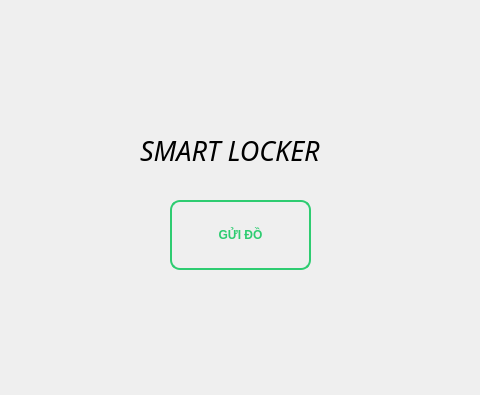
Old version of the form app/ui/MODE_GUIDO.ui in the repository DuongCa-204/SMART-LOCKER; both pictures show x 220 to 700 and y 0 to 395 of the 1024 by 600 pixel window.
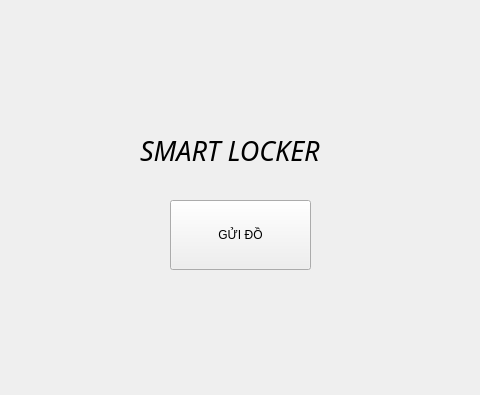
New version of the form.

Patch:
```diff
--- a/app/ui/MODE_GUIDO.ui
+++ b/app/ui/MODE_GUIDO.ui
@@ -44,18 +44,7 @@
      </rect>
     </property>
     <property name="styleSheet">
-     <string notr="true">QPushButton {
-    background-color: transparent;
-    color: #2ecc71;             /* Màu xanh lá */
-    border: 2px solid #2ecc71;   /* Đường viền mảnh */
-    border-radius: 10px;
-    font-weight: bold;
-}
-
-QPushButton:hover {
-    background-color: #2ecc71;  /* Đổ màu nền khi di chuột */
-    color: white;
-}</string>
+     <string notr="true"/>
     </property>
     <property name="text">
      <string>GỬI ĐỒ</string>
```
